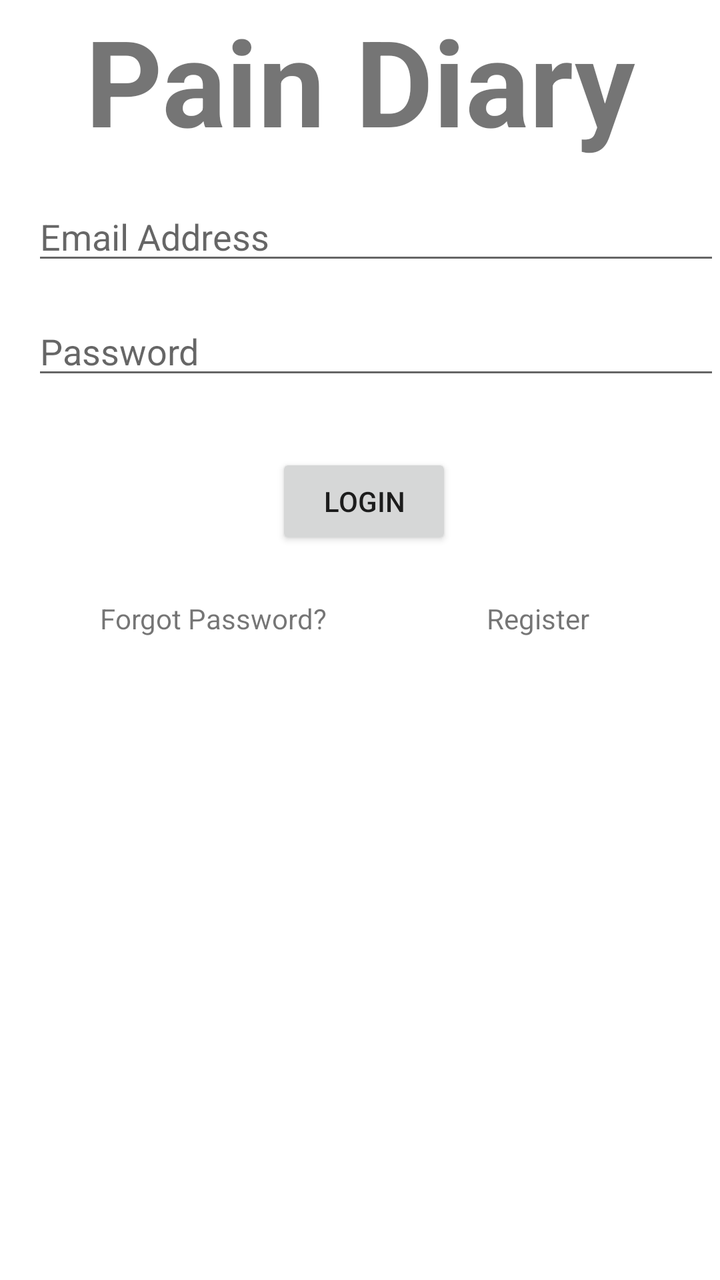
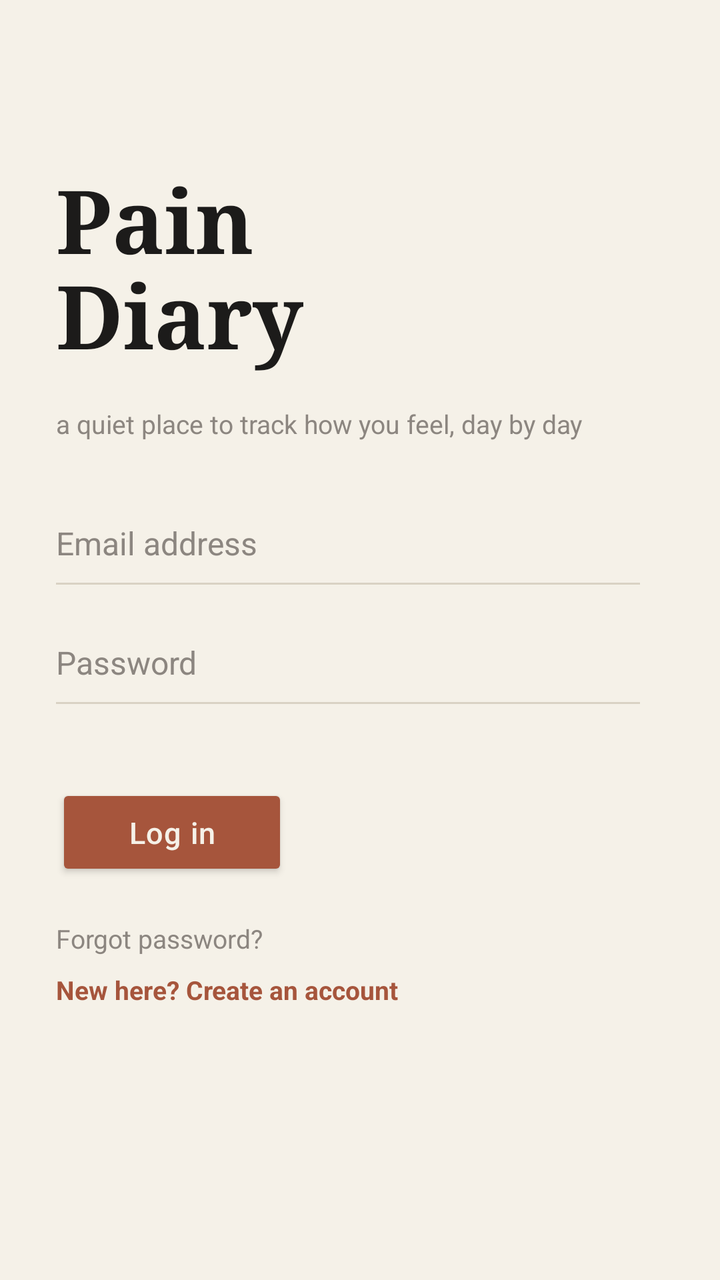

The first picture is an Android layout as it rendered before a commit; the second is the same layout after the commit. The layout source and the unified diff follow.
<!-- AndroidManifest.xml: application theme Theme.Test1.NoActionBar -->
<!-- res/layout/activity_main.xml -->
<?xml version="1.0" encoding="utf-8"?>
<androidx.constraintlayout.widget.ConstraintLayout xmlns:android="http://schemas.android.com/apk/res/android"
    xmlns:app="http://schemas.android.com/apk/res-auto"
    xmlns:tools="http://schemas.android.com/tools"
    android:layout_width="match_parent"
    android:layout_height="match_parent"
    tools:context="com.example.test1.activity.MainActivity">

    <TextView
        android:id="@+id/banner"
        android:layout_width="match_parent"
        android:layout_height="wrap_content"
        android:gravity="center_horizontal"
        android:text="Pain Diary"
        android:textAlignment="center"
        android:textSize="60sp"
        android:textStyle="bold"
        app:layout_constraintEnd_toEndOf="parent"
        app:layout_constraintHorizontal_bias="0.0"
        app:layout_constraintStart_toStartOf="parent"
        tools:layout_editor_absoluteY="128dp" />

    <EditText
        android:id="@+id/loginEmail"
        android:layout_width="0dp"
        android:layout_height="wrap_content"
        android:layout_marginStart="16dp"
        android:layout_marginLeft="16dp"
        android:layout_marginTop="16dp"
        android:ems="10"
        android:hint="Email Address"
        android:inputType="textPersonName"
        app:layout_constraintEnd_toEndOf="parent"
        app:layout_constraintStart_toStartOf="parent"
        app:layout_constraintTop_toBottomOf="@+id/banner" />

    <EditText
        android:id="@+id/loginPwd"
        android:layout_width="0dp"
        android:layout_height="wrap_content"
        android:layout_marginStart="16dp"
        android:layout_marginLeft="16dp"
        android:layout_marginTop="16dp"
        android:ems="10"
        android:hint="Password"
        android:inputType="textPassword"
        app:layout_constraintEnd_toEndOf="parent"
        app:layout_constraintHorizontal_bias="0.0"
        app:layout_constraintStart_toStartOf="parent"
        app:layout_constraintTop_toBottomOf="@+id/loginEmail" />

    <Button
        android:id="@+id/loginBtn"
        android:layout_width="wrap_content"
        android:layout_height="wrap_content"
        android:layout_marginTop="32dp"
        android:text="Login"
        app:layout_constraintEnd_toEndOf="parent"
        app:layout_constraintHorizontal_bias="0.507"
        app:layout_constraintLeft_toLeftOf="parent"
        app:layout_constraintRight_toRightOf="parent"
        app:layout_constraintStart_toStartOf="parent"
        app:layout_constraintTop_toBottomOf="@+id/loginPwd" />

    <TextView
        android:id="@+id/forgetPwdBtn"
        android:layout_width="wrap_content"
        android:layout_height="wrap_content"
        android:text="Forgot Password?"
        app:layout_constraintTop_toBottomOf="@+id/loginBtn"
        app:layout_constraintLeft_toLeftOf="parent"
        android:layout_marginTop="25dp"
        android:layout_marginLeft="50dp"
        tools:layout_editor_absoluteX="57dp"
        tools:layout_editor_absoluteY="470dp" />

    <TextView
        android:id="@+id/registerBtn"
        android:layout_width="wrap_content"
        android:layout_height="wrap_content"
        android:text="Register"
        app:layout_constraintTop_toTopOf="@+id/forgetPwdBtn"
        app:layout_constraintLeft_toRightOf="@+id/forgetPwdBtn"
        android:layout_marginLeft="80dp"
        tools:layout_editor_absoluteX="268dp"
        tools:layout_editor_absoluteY="465dp" />

    <ProgressBar
        android:layout_width="wrap_content"
        android:layout_height="wrap_content"

        android:id="@+id/progressBar"
        style="?android:attr/progressBarStyleLarge"

        android:visibility="gone"
        app:layout_constraintTop_toTopOf="parent"
        app:layout_constraintBottom_toBottomOf="parent"
        app:layout_constraintLeft_toLeftOf="parent"
        app:layout_constraintRight_toRightOf="parent"/>

</androidx.constraintlayout.widget.ConstraintLayout>
<!-- resources referenced by this layout -->
<resources>
  <style name="Theme.Test1.NoActionBar">
          <item name="windowActionBar">false</item>
          <item name="windowNoTitle">true</item>
      </style>
</resources>

<!-- the commit's change to res/layout/activity_main.xml (unified diff, before → after) -->
@@ -1,101 +1,130 @@
 <?xml version="1.0" encoding="utf-8"?>
-<androidx.constraintlayout.widget.ConstraintLayout xmlns:android="http://schemas.android.com/apk/res/android"
+<ScrollView xmlns:android="http://schemas.android.com/apk/res/android"
     xmlns:app="http://schemas.android.com/apk/res-auto"
     xmlns:tools="http://schemas.android.com/tools"
     android:layout_width="match_parent"
     android:layout_height="match_parent"
+    android:fillViewport="true"
+    android:background="@color/paper"
     tools:context="com.example.test1.activity.MainActivity">
 
-    <TextView
-        android:id="@+id/banner"
+    <androidx.constraintlayout.widget.ConstraintLayout
         android:layout_width="match_parent"
         android:layout_height="wrap_content"
-        android:gravity="center_horizontal"
-        android:text="Pain Diary"
-        android:textAlignment="center"
-        android:textSize="60sp"
-        android:textStyle="bold"
-        app:layout_constraintEnd_toEndOf="parent"
-        app:layout_constraintHorizontal_bias="0.0"
-        app:layout_constraintStart_toStartOf="parent"
-        tools:layout_editor_absoluteY="128dp" />
+        android:paddingStart="28dp"
+        android:paddingEnd="40dp"
+        android:paddingTop="80dp"
+        android:paddingBottom="40dp">
 
-    <EditText
-        android:id="@+id/loginEmail"
-        android:layout_width="0dp"
-        android:layout_height="wrap_content"
-        android:layout_marginStart="16dp"
-        android:layout_marginLeft="16dp"
-        android:layout_marginTop="16dp"
-        android:ems="10"
-        android:hint="Email Address"
-        android:inputType="textPersonName"
-        app:layout_constraintEnd_toEndOf="parent"
-        app:layout_constraintStart_toStartOf="parent"
-        app:layout_constraintTop_toBottomOf="@+id/banner" />
+        <TextView
+            android:id="@+id/banner"
+            android:layout_width="wrap_content"
+            android:layout_height="wrap_content"
+            android:fontFamily="serif"
+            android:lineSpacingExtra="-4sp"
+            android:text="Pain\nDiary"
+            android:textColor="@color/ink"
+            android:textSize="44sp"
+            android:textStyle="bold"
+            app:layout_constraintStart_toStartOf="parent"
+            app:layout_constraintTop_toTopOf="parent" />
 
-    <EditText
-        android:id="@+id/loginPwd"
-        android:layout_width="0dp"
-        android:layout_height="wrap_content"
-        android:layout_marginStart="16dp"
-        android:layout_marginLeft="16dp"
-        android:layout_marginTop="16dp"
-        android:ems="10"
-        android:hint="Password"
-        android:inputType="textPassword"
-        app:layout_constraintEnd_toEndOf="parent"
-        app:layout_constraintHorizontal_bias="0.0"
-        app:layout_constraintStart_toStartOf="parent"
-        app:layout_constraintTop_toBottomOf="@+id/loginEmail" />
+        <TextView
+            android:id="@+id/subtitle"
+            android:layout_width="0dp"
+            android:layout_height="wrap_content"
+            android:layout_marginTop="16dp"
+            android:lineSpacingExtra="2dp"
+            android:text="a quiet place to track how you feel, day by day"
+            android:textColor="@color/ink_light"
+            android:textSize="13sp"
+            app:layout_constraintStart_toStartOf="parent"
+            app:layout_constraintTop_toBottomOf="@id/banner"
+ />
 
-    <Button
-        android:id="@+id/loginBtn"
-        android:layout_width="wrap_content"
-        android:layout_height="wrap_content"
-        android:layout_marginTop="32dp"
-        android:text="Login"
-        app:layout_constraintEnd_toEndOf="parent"
-        app:layout_constraintHorizontal_bias="0.507"
-        app:layout_constraintLeft_toLeftOf="parent"
-        app:layout_constraintRight_toRightOf="parent"
-        app:layout_constraintStart_toStartOf="parent"
-        app:layout_constraintTop_toBottomOf="@+id/loginPwd" />
+        <EditText
+            android:id="@+id/loginEmail"
+            android:layout_width="0dp"
+            android:layout_height="wrap_content"
+            android:layout_marginTop="40dp"
+            android:background="@drawable/edittext_underline_selector"
+            android:hint="Email address"
+            android:inputType="textEmailAddress"
+            android:paddingBottom="10dp"
+            android:textColor="@color/ink"
+            android:textColorHint="@color/ink_light"
+            android:textSize="16sp"
+            app:layout_constraintEnd_toEndOf="parent"
+            app:layout_constraintStart_toStartOf="parent"
+            app:layout_constraintTop_toBottomOf="@id/subtitle" />
 
-    <TextView
-        android:id="@+id/forgetPwdBtn"
-        android:layout_width="wrap_content"
-        android:layout_height="wrap_content"
-        android:text="Forgot Password?"
-        app:layout_constraintTop_toBottomOf="@+id/loginBtn"
-        app:layout_constraintLeft_toLeftOf="parent"
-        android:layout_marginTop="25dp"
-        android:layout_marginLeft="50dp"
-        tools:layout_editor_absoluteX="57dp"
-        tools:layout_editor_absoluteY="470dp" />
+        <EditText
+            android:id="@+id/loginPwd"
+            android:layout_width="0dp"
+            android:layout_height="wrap_content"
+            android:layout_marginTop="28dp"
+            android:background="@drawable/edittext_underline_selector"
+            android:hint="Password"
+            android:inputType="textPassword"
+            android:paddingBottom="10dp"
+            android:textColor="@color/ink"
+            android:textColorHint="@color/ink_light"
+            android:textSize="16sp"
+            app:layout_constraintEnd_toEndOf="parent"
+            app:layout_constraintStart_toStartOf="parent"
+            app:layout_constraintTop_toBottomOf="@id/loginEmail" />
 
-    <TextView
-        android:id="@+id/registerBtn"
-        android:layout_width="wrap_content"
-        android:layout_height="wrap_content"
-        android:text="Register"
-        app:layout_constraintTop_toTopOf="@+id/forgetPwdBtn"
-        app:layout_constraintLeft_toRightOf="@+id/forgetPwdBtn"
-        android:layout_marginLeft="80dp"
-        tools:layout_editor_absoluteX="268dp"
-        tools:layout_editor_absoluteY="465dp" />
+        <Button
+            android:id="@+id/loginBtn"
+            android:layout_width="wrap_content"
+            android:layout_height="wrap_content"
+            android:layout_marginTop="40dp"
+            android:backgroundTint="@color/accent_clay"
+            android:letterSpacing="0.03"
+            android:paddingStart="36dp"
+            android:paddingEnd="36dp"
+            android:paddingTop="14dp"
+            android:paddingBottom="14dp"
+            android:text="Log in"
+            android:textAllCaps="false"
+            android:textColor="@color/paper"
+            android:textSize="15sp"
+            app:layout_constraintStart_toStartOf="parent"
+            app:layout_constraintTop_toBottomOf="@id/loginPwd" />
 
-    <ProgressBar
-        android:layout_width="wrap_content"
-        android:layout_height="wrap_content"
+        <TextView
+            android:id="@+id/forgetPwdBtn"
+            android:layout_width="wrap_content"
+            android:layout_height="wrap_content"
+            android:layout_marginTop="20dp"
+            android:text="Forgot password?"
+            android:textColor="@color/ink_light"
+            android:textSize="13sp"
+            app:layout_constraintStart_toStartOf="parent"
+            app:layout_constraintTop_toBottomOf="@id/loginBtn" />
 
-        android:id="@+id/progressBar"
-        style="?android:attr/progressBarStyleLarge"
+        <TextView
+            android:id="@+id/registerBtn"
+            android:layout_width="wrap_content"
+            android:layout_height="wrap_content"
+            android:layout_marginTop="8dp"
+            android:text="New here? Create an account"
+            android:textColor="@color/accent_clay"
+            android:textSize="13sp"
+            android:textStyle="bold"
+            app:layout_constraintStart_toStartOf="parent"
+            app:layout_constraintTop_toBottomOf="@id/forgetPwdBtn" />
 
-        android:visibility="gone"
-        app:layout_constraintTop_toTopOf="parent"
-        app:layout_constraintBottom_toBottomOf="parent"
-        app:layout_constraintLeft_toLeftOf="parent"
-        app:layout_constraintRight_toRightOf="parent"/>
+        <ProgressBar
+            android:id="@+id/progressBar"
+            android:layout_width="wrap_content"
+            android:layout_height="wrap_content"
+            android:layout_marginTop="24dp"
+            android:indeterminateTint="@color/accent_clay"
+            android:visibility="gone"
+            app:layout_constraintStart_toStartOf="parent"
+            app:layout_constraintTop_toBottomOf="@id/registerBtn" />
 
-</androidx.constraintlayout.widget.ConstraintLayout>
+    </androidx.constraintlayout.widget.ConstraintLayout>
+
+</ScrollView>
<!-- resource entries referenced after the edit -->
@@ -1,8 +1,39 @@
 <!-- resources referenced by this layout -->
 <resources>
+  <color name="accent_clay">#A6553C</color>
+  <color name="ink">#1C1B1A</color>
+  <color name="ink_light">#8C8680</color>
+  <color name="paper">#F5F1E8</color>
+  <!-- drawable edittext_underline_selector (drawable) -->
+  <?xml version="1.0" encoding="utf-8"?>
+  <selector xmlns:android="http://schemas.android.com/apk/res/android">
+      <item android:state_focused="true" android:drawable="@drawable/underline_focused" />
+      <item android:drawable="@drawable/underline_default" />
+  </selector>
   <style name="Theme.Test1.NoActionBar">
           <item name="windowActionBar">false</item>
           <item name="windowNoTitle">true</item>
       </style>
+  <!-- drawable underline_focused (drawable) -->
+  <?xml version="1.0" encoding="utf-8"?>
+  <layer-list xmlns:android="http://schemas.android.com/apk/res/android">
+      <item android:gravity="bottom">
+          <shape android:shape="rectangle">
+              <solid android:color="@color/accent_clay" />
+              <size android:height="2dp" />
+          </shape>
+      </item>
+  </layer-list>
+  <!-- drawable underline_default (drawable) -->
+  <?xml version="1.0" encoding="utf-8"?>
+  <layer-list xmlns:android="http://schemas.android.com/apk/res/android">
+      <item android:gravity="bottom">
+          <shape android:shape="rectangle">
+              <solid android:color="@color/border_soft" />
+              <size android:height="1dp" />
+          </shape>
+      </item>
+  </layer-list>
+  <color name="border_soft">#D9D2C4</color>
 </resources>
 
